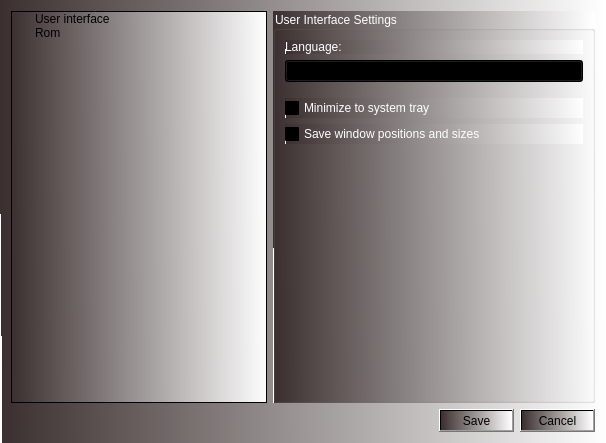
Before: the Qt Designer form optionsdialog.ui in atari8warez/u1mbrombuilder, drawn with Qt 5.
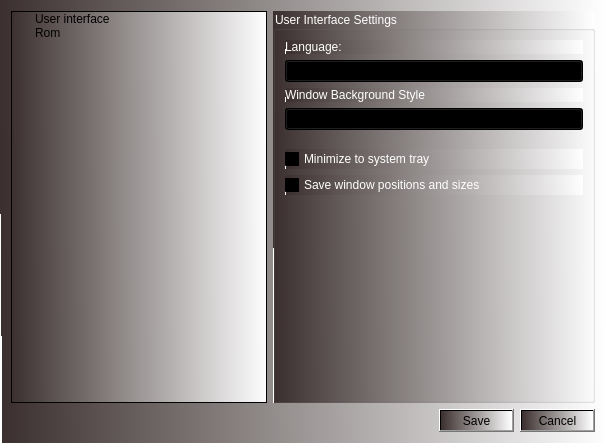
After: the same form once the commit is applied. The open tabs and pages were chosen to show the change. Icons and pictures are not drawn.

Diff of the .ui file:
```diff
--- a/optionsdialog.ui
+++ b/optionsdialog.ui
@@ -296,7 +296,7 @@
           <string>User Interface Settings</string>
          </property>
          <layout class="QGridLayout" name="gridLayout_2">
-          <item row="0" column="0">
+          <item row="0" column="0" colspan="2">
            <widget class="QLabel" name="i18nLanguageLabel">
             <property name="palette">
              <palette>
@@ -601,14 +601,14 @@
             </property>
            </widget>
           </item>
-          <item row="1" column="0">
+          <item row="1" column="0" rowspan="2" colspan="2">
            <widget class="QComboBox" name="i18nLaguageCombo">
             <property name="styleSheet">
              <string notr="true">background-color: qlineargradient(spread:repeat, x1:0, y1:0, x2:1, y2:1, stop:1 rgba(244, 246, 255, 176));</string>
             </property>
            </widget>
           </item>
-          <item row="2" column="0">
+          <item row="2" column="1">
            <spacer name="verticalSpacer">
             <property name="orientation">
              <enum>Qt::Vertical</enum>
@@ -624,7 +624,350 @@
             </property>
            </spacer>
           </item>
-          <item row="3" column="0">
+          <item row="3" column="0" colspan="2">
+           <widget class="QLabel" name="backcolorLabel">
+            <property name="palette">
+             <palette>
+              <active>
+               <colorrole role="WindowText">
+                <brush brushstyle="SolidPattern">
+                 <color alpha="255">
+                  <red>255</red>
+                  <green>255</green>
+                  <blue>255</blue>
+                 </color>
+                </brush>
+               </colorrole>
+               <colorrole role="Button">
+                <brush brushstyle="LinearGradientPattern">
+                 <gradient startx="0.000000000000000" starty="0.267000000000000" endx="1.000000000000000" endy="0.261000000000000" type="LinearGradient" spread="RepeatSpread" coordinatemode="ObjectBoundingMode">
+                  <gradientstop position="0.000000000000000">
+                   <color alpha="255">
+                    <red>59</red>
+                    <green>48</green>
+                    <blue>47</blue>
+                   </color>
+                  </gradientstop>
+                  <gradientstop position="1.000000000000000">
+                   <color alpha="255">
+                    <red>255</red>
+                    <green>255</green>
+                    <blue>255</blue>
+                   </color>
+                  </gradientstop>
+                 </gradient>
+                </brush>
+               </colorrole>
+               <colorrole role="Text">
+                <brush brushstyle="SolidPattern">
+                 <color alpha="255">
+                  <red>0</red>
+                  <green>0</green>
+                  <blue>0</blue>
+                 </color>
+                </brush>
+               </colorrole>
+               <colorrole role="ButtonText">
+                <brush brushstyle="SolidPattern">
+                 <color alpha="255">
+                  <red>0</red>
+                  <green>0</green>
+                  <blue>0</blue>
+                 </color>
+                </brush>
+               </colorrole>
+               <colorrole role="Base">
+                <brush brushstyle="LinearGradientPattern">
+                 <gradient startx="0.000000000000000" starty="0.267000000000000" endx="1.000000000000000" endy="0.261000000000000" type="LinearGradient" spread="RepeatSpread" coordinatemode="ObjectBoundingMode">
+                  <gradientstop position="0.000000000000000">
+                   <color alpha="255">
+                    <red>59</red>
+                    <green>48</green>
+                    <blue>47</blue>
+                   </color>
+                  </gradientstop>
+                  <gradientstop position="1.000000000000000">
+                   <color alpha="255">
+                    <red>255</red>
+                    <green>255</green>
+                    <blue>255</blue>
+                   </color>
+                  </gradientstop>
+                 </gradient>
+                </brush>
+               </colorrole>
+               <colorrole role="Window">
+                <brush brushstyle="LinearGradientPattern">
+                 <gradient startx="0.000000000000000" starty="0.267000000000000" endx="1.000000000000000" endy="0.261000000000000" type="LinearGradient" spread="RepeatSpread" coordinatemode="ObjectBoundingMode">
+                  <gradientstop position="0.000000000000000">
+                   <color alpha="255">
+                    <red>59</red>
+                    <green>48</green>
+                    <blue>47</blue>
+                   </color>
+                  </gradientstop>
+                  <gradientstop position="1.000000000000000">
+                   <color alpha="255">
+                    <red>255</red>
+                    <green>255</green>
+                    <blue>255</blue>
+                   </color>
+                  </gradientstop>
+                 </gradient>
+                </brush>
+               </colorrole>
+               <colorrole role="ToolTipText">
+                <brush brushstyle="SolidPattern">
+                 <color alpha="255">
+                  <red>0</red>
+                  <green>0</green>
+                  <blue>0</blue>
+                 </color>
+                </brush>
+               </colorrole>
+              </active>
+              <inactive>
+               <colorrole role="WindowText">
+                <brush brushstyle="SolidPattern">
+                 <color alpha="255">
+                  <red>255</red>
+                  <green>255</green>
+                  <blue>255</blue>
+                 </color>
+                </brush>
+               </colorrole>
+               <colorrole role="Button">
+                <brush brushstyle="LinearGradientPattern">
+                 <gradient startx="0.000000000000000" starty="0.267000000000000" endx="1.000000000000000" endy="0.261000000000000" type="LinearGradient" spread="RepeatSpread" coordinatemode="ObjectBoundingMode">
+                  <gradientstop position="0.000000000000000">
+                   <color alpha="255">
+                    <red>59</red>
+                    <green>48</green>
+                    <blue>47</blue>
+                   </color>
+                  </gradientstop>
+                  <gradientstop position="1.000000000000000">
+                   <color alpha="255">
+                    <red>255</red>
+                    <green>255</green>
+                    <blue>255</blue>
+                   </color>
+                  </gradientstop>
+                 </gradient>
+                </brush>
+               </colorrole>
+               <colorrole role="Text">
+                <brush brushstyle="SolidPattern">
+                 <color alpha="255">
+                  <red>0</red>
+                  <green>0</green>
+                  <blue>0</blue>
+                 </color>
+                </brush>
+               </colorrole>
+               <colorrole role="ButtonText">
+                <brush brushstyle="SolidPattern">
+                 <color alpha="255">
+                  <red>0</red>
+                  <green>0</green>
+                  <blue>0</blue>
+                 </color>
+                </brush>
+               </colorrole>
+               <colorrole role="Base">
+                <brush brushstyle="LinearGradientPattern">
+                 <gradient startx="0.000000000000000" starty="0.267000000000000" endx="1.000000000000000" endy="0.261000000000000" type="LinearGradient" spread="RepeatSpread" coordinatemode="ObjectBoundingMode">
+                  <gradientstop position="0.000000000000000">
+                   <color alpha="255">
+                    <red>59</red>
+                    <green>48</green>
+                    <blue>47</blue>
+                   </color>
+                  </gradientstop>
+                  <gradientstop position="1.000000000000000">
+                   <color alpha="255">
+                    <red>255</red>
+                    <green>255</green>
+                    <blue>255</blue>
+                   </color>
+                  </gradientstop>
+                 </gradient>
+                </brush>
+               </colorrole>
+               <colorrole role="Window">
+                <brush brushstyle="LinearGradientPattern">
+                 <gradient startx="0.000000000000000" starty="0.267000000000000" endx="1.000000000000000" endy="0.261000000000000" type="LinearGradient" spread="RepeatSpread" coordinatemode="ObjectBoundingMode">
+                  <gradientstop position="0.000000000000000">
+                   <color alpha="255">
+                    <red>59</red>
+                    <green>48</green>
+                    <blue>47</blue>
+                   </color>
+                  </gradientstop>
+                  <gradientstop position="1.000000000000000">
+                   <color alpha="255">
+                    <red>255</red>
+                    <green>255</green>
+                    <blue>255</blue>
+                   </color>
+                  </gradientstop>
+                 </gradient>
+                </brush>
+               </colorrole>
+               <colorrole role="ToolTipText">
+                <brush brushstyle="SolidPattern">
+                 <color alpha="255">
+                  <red>0</red>
+                  <green>0</green>
+                  <blue>0</blue>
+                 </color>
+                </brush>
+               </colorrole>
+              </inactive>
+              <disabled>
+               <colorrole role="WindowText">
+                <brush brushstyle="SolidPattern">
+                 <color alpha="255">
+                  <red>120</red>
+                  <green>120</green>
+                  <blue>120</blue>
+                 </color>
+                </brush>
+               </colorrole>
+               <colorrole role="Button">
+                <brush brushstyle="LinearGradientPattern">
+                 <gradient startx="0.000000000000000" starty="0.267000000000000" endx="1.000000000000000" endy="0.261000000000000" type="LinearGradient" spread="RepeatSpread" coordinatemode="ObjectBoundingMode">
+                  <gradientstop position="0.000000000000000">
+                   <color alpha="255">
+                    <red>59</red>
+                    <green>48</green>
+                    <blue>47</blue>
+                   </color>
+                  </gradientstop>
+                  <gradientstop position="1.000000000000000">
+                   <color alpha="255">
+                    <red>255</red>
+                    <green>255</green>
+                    <blue>255</blue>
+                   </color>
+                  </gradientstop>
+                 </gradient>
+                </brush>
+               </colorrole>
+               <colorrole role="Text">
+                <brush brushstyle="SolidPattern">
+                 <color alpha="255">
+                  <red>120</red>
+                  <green>120</green>
+                  <blue>120</blue>
+                 </color>
+                </brush>
+               </colorrole>
+               <colorrole role="ButtonText">
+                <brush brushstyle="SolidPattern">
+                 <color alpha="255">
+                  <red>120</red>
+                  <green>120</green>
+                  <blue>120</blue>
+                 </color>
+                </brush>
+               </colorrole>
+               <colorrole role="Base">
+                <brush brushstyle="LinearGradientPattern">
+                 <gradient startx="0.000000000000000" starty="0.267000000000000" endx="1.000000000000000" endy="0.261000000000000" type="LinearGradient" spread="RepeatSpread" coordinatemode="ObjectBoundingMode">
+                  <gradientstop position="0.000000000000000">
+                   <color alpha="255">
+                    <red>59</red>
+                    <green>48</green>
+                    <blue>47</blue>
+                   </color>
+                  </gradientstop>
+                  <gradientstop position="1.000000000000000">
+                   <color alpha="255">
+                    <red>255</red>
+                    <green>255</green>
+                    <blue>255</blue>
+                   </color>
+                  </gradientstop>
+                 </gradient>
+                </brush>
+               </colorrole>
+               <colorrole role="Window">
+                <brush brushstyle="LinearGradientPattern">
+                 <gradient startx="0.000000000000000" starty="0.267000000000000" endx="1.000000000000000" endy="0.261000000000000" type="LinearGradient" spread="RepeatSpread" coordinatemode="ObjectBoundingMode">
+                  <gradientstop position="0.000000000000000">
+                   <color alpha="255">
+                    <red>59</red>
+                    <green>48</green>
+                    <blue>47</blue>
+                   </color>
+                  </gradientstop>
+                  <gradientstop position="1.000000000000000">
+                   <color alpha="255">
+                    <red>255</red>
+                    <green>255</green>
+                    <blue>255</blue>
+                   </color>
+                  </gradientstop>
+                 </gradient>
+                </brush>
+               </colorrole>
+               <colorrole role="ToolTipText">
+                <brush brushstyle="SolidPattern">
+                 <color alpha="255">
+                  <red>0</red>
+                  <green>0</green>
+                  <blue>0</blue>
+                 </color>
+                </brush>
+               </colorrole>
+              </disabled>
+             </palette>
+            </property>
+            <property name="text">
+             <string>Window Background Style</string>
+            </property>
+           </widget>
+          </item>
+          <item row="4" column="0" colspan="2">
+           <widget class="QComboBox" name="backcolorCombo">
+            <property name="styleSheet">
+             <string notr="true">background-color: qlineargradient(spread:repeat, x1:0, y1:0, x2:1, y2:1, stop:1 rgba(244, 246, 255, 176));</string>
+            </property>
+            <item>
+             <property name="text">
+              <string>Default  (Gradient)</string>
+             </property>
+            </item>
+            <item>
+             <property name="text">
+              <string>SunRay</string>
+             </property>
+            </item>
+            <item>
+             <property name="text">
+              <string>Matte Gray</string>
+             </property>
+            </item>
+           </widget>
+          </item>
+          <item row="5" column="1">
+           <spacer name="verticalSpacer_2">
+            <property name="orientation">
+             <enum>Qt::Vertical</enum>
+            </property>
+            <property name="sizeType">
+             <enum>QSizePolicy::Fixed</enum>
+            </property>
+            <property name="sizeHint" stdset="0">
+             <size>
+              <width>20</width>
+              <height>13</height>
+             </size>
+            </property>
+           </spacer>
+          </item>
+          <item row="6" column="0" colspan="2">
            <widget class="QCheckBox" name="minimizeToTrayBox">
             <property name="palette">
              <palette>
@@ -848,7 +1191,7 @@
             </property>
            </widget>
           </item>
-          <item row="4" column="0">
+          <item row="7" column="0" colspan="2">
            <widget class="QCheckBox" name="saveWinPosBox">
             <property name="palette">
              <palette>
@@ -1075,7 +1418,7 @@
             </property>
            </widget>
           </item>
-          <item row="5" column="0">
+          <item row="8" column="1">
            <spacer name="i18nSpacer2">
             <property name="orientation">
              <enum>Qt::Vertical</enum>
@@ -3217,7 +3560,7 @@
          <rect>
           <x>30</x>
           <y>210</y>
-          <width>121</width>
+          <width>161</width>
           <height>16</height>
          </rect>
         </property>
@@ -3385,7 +3728,7 @@
        <widget class="QCheckBox" name="useDefault">
         <property name="geometry">
          <rect>
-          <x>160</x>
+          <x>200</x>
           <y>210</y>
           <width>21</width>
           <height>17</height>
@@ -3409,7 +3752,7 @@
          <rect>
           <x>30</x>
           <y>250</y>
-          <width>121</width>
+          <width>161</width>
           <height>16</height>
          </rect>
         </property>
@@ -3577,7 +3920,7 @@
        <widget class="QCheckBox" name="useLast">
         <property name="geometry">
          <rect>
-          <x>160</x>
+          <x>200</x>
           <y>230</y>
           <width>21</width>
           <height>17</height>
@@ -3598,7 +3941,7 @@
          <rect>
           <x>20</x>
           <y>190</y>
-          <width>31</width>
+          <width>231</width>
           <height>16</height>
          </rect>
         </property>
@@ -3768,7 +4111,7 @@
          <rect>
           <x>30</x>
           <y>230</y>
-          <width>101</width>
+          <width>161</width>
           <height>16</height>
          </rect>
         </property>
@@ -3936,7 +4279,7 @@
        <widget class="QCheckBox" name="useNone">
         <property name="geometry">
          <rect>
-          <x>160</x>
+          <x>200</x>
           <y>250</y>
           <width>21</width>
           <height>17</height>
@@ -3955,7 +4298,7 @@
        <widget class="QLabel" name="label_5">
         <property name="geometry">
          <rect>
-          <x>180</x>
+          <x>220</x>
           <y>210</y>
           <width>31</width>
           <height>16</height>
@@ -4125,7 +4468,7 @@
        <widget class="QLabel" name="label_6">
         <property name="geometry">
          <rect>
-          <x>180</x>
+          <x>220</x>
           <y>230</y>
           <width>31</width>
           <height>16</height>
```
